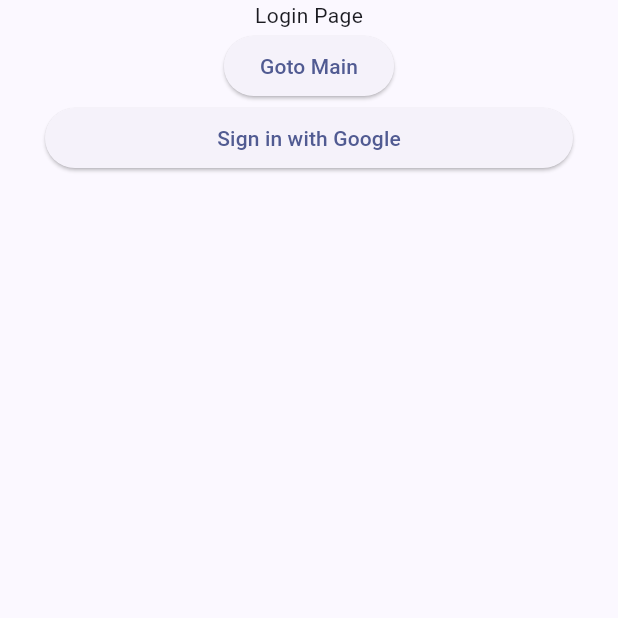
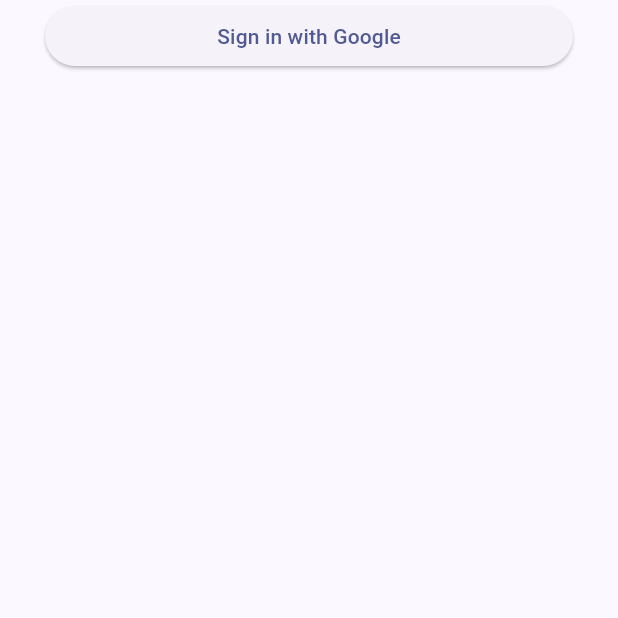
Before and after one commit to causyj/SOCDOC-Flutter, a Flutter app: the screen it shows after launch, on a phone screen of 412 x 824 dp, the top half of it. Run offline on Flutter 3.47's test engine with Material 2 defaults, Android fonts, the phone set to English and light mode, and no system bars; our stand-ins replace firebase_auth, firebase_core, google_sign_in; accounts and stored records are empty; generated files the repository leaves out were written again.

Commit message:
Update Login Page : Removed Widgets for Debugging

```diff
--- a/lib/Pages/LoginPage.dart
+++ b/lib/Pages/LoginPage.dart
@@ -34,16 +34,7 @@ class _LoginPageState extends State<LoginPage> {
         child: (
           Column(
             children: [
-              const Text("Login Page"),
-              ElevatedButton(
-                onPressed: (){
-                  socdocApp!.setState(() {
-                    socdocApp!.isLoggedIn = true;
-                  });
-                },
-                child: const Text("Goto Main")
-              ),
-              _isLoginNeeded ? _LoginButtons() : const Text("Already Logged in")
+              _isLoginNeeded ? _LoginButtons() : const SizedBox.shrink()
             ],
           )
         )
```
